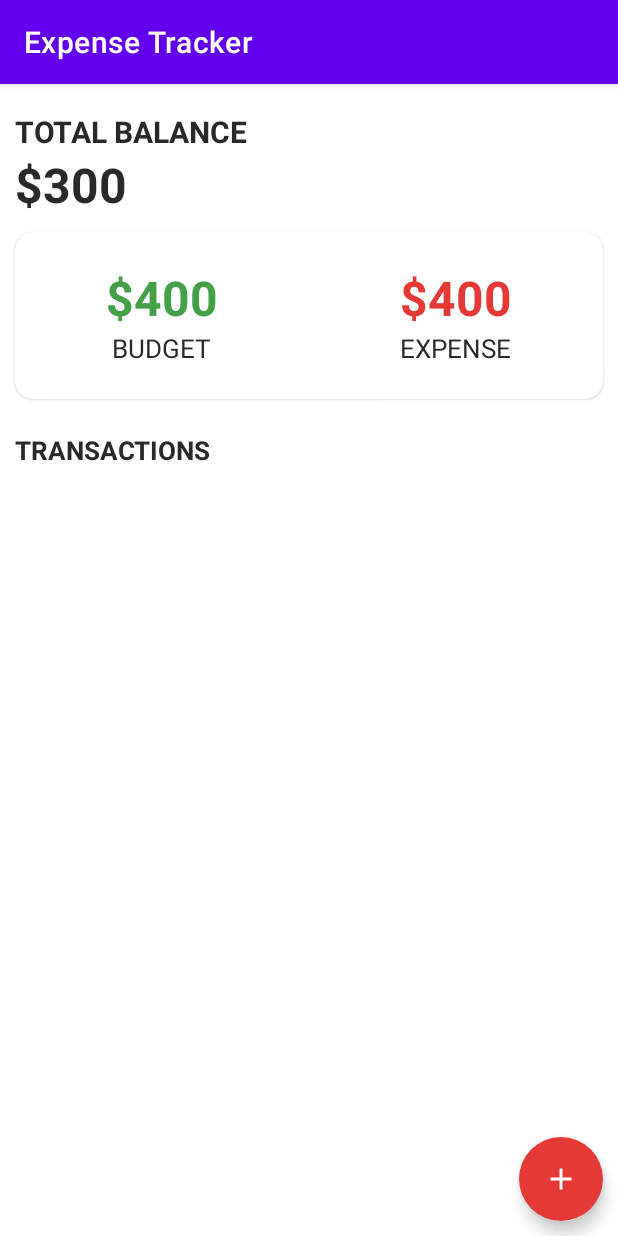
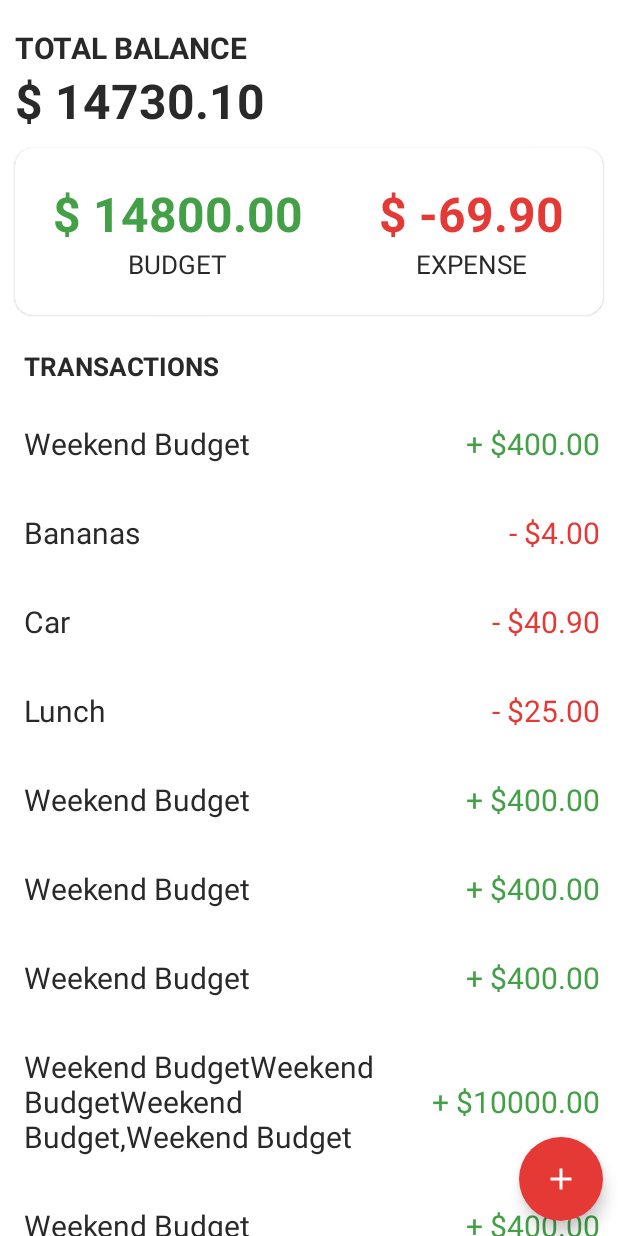
Before and after one commit to SuneelKM/Android_ExpenseTracker, an Android app: the screen it shows after launch (MainActivity), on a phone screen of 412 x 824 dp. Run offline under Robolectric (Android 15) with nearby library versions, the phone set to English and light mode, and no system bars.

Commit message:
Setup the RecyclerView & Adapter

```diff
--- a/app/build.gradle
+++ b/app/build.gradle
@@ -1,6 +1,7 @@
 plugins {
     id 'com.android.application'
     id 'org.jetbrains.kotlin.android'
+    id 'kotlin-android-extensions'
 }
 
 android {
--- a/app/src/main/java/com/example/expensetracker/MainActivity.kt
+++ b/app/src/main/java/com/example/expensetracker/MainActivity.kt
@@ -2,10 +2,49 @@ package com.example.expensetracker
 
 import androidx.appcompat.app.AppCompatActivity
 import android.os.Bundle
+import com.alterpat.budgettracker.TransactionAdapter
+import kotlinx.android.synthetic.main.activity_main.*
 
 class MainActivity : AppCompatActivity() {
+
+    private lateinit var transactions: ArrayList<Transaction>
+    private lateinit var transactionAdapter: TransactionAdapter
+
+
     override fun onCreate(savedInstanceState: Bundle?) {
         super.onCreate(savedInstanceState)
         setContentView(R.layout.activity_main)
+
+        transactions = arrayListOf(
+            Transaction("Weekend Budget", 400.00),
+            Transaction("Bananas", -4.00),
+            Transaction("Car", -40.90),
+            Transaction("Lunch", -25.00),
+            Transaction("Weekend Budget", 400.00),
+            Transaction("Weekend Budget", 400.00),
+            Transaction("Weekend Budget", 400.00),
+            Transaction("Weekend BudgetWeekend BudgetWeekend Budget,Weekend Budget", 10000.00),
+            Transaction("Weekend Budget", 400.00),
+            Transaction("Weekend Budget", 400.00),
+            Transaction("Weekend Budget", 400.00),
+            Transaction("Weekend Budget", 400.00),
+            Transaction("Weekend Budget", 400.00),
+            Transaction("Weekend Budget", 400.00),
+            Transaction("Weekend Budget", 400.00),
+            Transaction("Weekend Budget", 400.00)
+        )
+        transactionAdapter = TransactionAdapter(transactions)
+        recyclerview.adapter = transactionAdapter
+        updateDashboard()
+    }
+
+    private fun updateDashboard(){
+        val totalAmount = transactions.map { it.amount }.sum()
+        val budgetAmount = transactions.filter { it.amount>0 }.map{it.amount}.sum()
+        val expenseAmount = totalAmount - budgetAmount
+
+        balance.text = "$ %.2f".format(totalAmount)
+        budget.text = "$ %.2f".format(budgetAmount)
+        expense.text = "$ %.2f".format(expenseAmount)
     }
 }
--- /dev/null
+++ b/app/src/main/java/com/example/expensetracker/Transaction.kt
@@ -0,0 +1,3 @@
+package com.example.expensetracker
+
+data class Transaction(val label: String, val amount: Double)
--- /dev/null
+++ b/app/src/main/java/com/example/expensetracker/TransactionAdapter.kt
@@ -0,0 +1,48 @@
+package com.alterpat.budgettracker
+
+
+import android.view.LayoutInflater
+import android.view.View
+import android.view.ViewGroup
+import android.widget.TextView
+import androidx.core.content.ContextCompat
+import androidx.recyclerview.widget.RecyclerView
+import com.example.expensetracker.R
+import com.example.expensetracker.Transaction
+import kotlin.math.abs
+
+class TransactionAdapter(private var transactions: ArrayList<Transaction>) :
+    RecyclerView.Adapter<TransactionAdapter.TransactionHolder>() {
+
+    class TransactionHolder(view: View) : RecyclerView.ViewHolder(view) {
+        val label : TextView = view.findViewById(R.id.label)
+        val amount : TextView = view.findViewById(R.id.amount)
+    }
+
+    override fun onCreateViewHolder(parent: ViewGroup, viewType: Int): TransactionHolder {
+        val view = LayoutInflater.from(parent.context).inflate(R.layout.transaction_layout, parent, false)
+        return TransactionHolder(view)
+    }
+
+    override fun onBindViewHolder(holder: TransactionHolder, position: Int) {
+        val transaction = transactions[position]
+        val context = holder.amount.context
+
+        if(transaction.amount >= 0){
+            holder.amount.text = "+ $%.2f".format(transaction.amount)
+            holder.amount.setTextColor(ContextCompat.getColor(context, R.color.green))
+        }else {
+            holder.amount.text = "- $%.2f".format(abs(transaction.amount))
+            holder.amount.setTextColor(ContextCompat.getColor(context, R.color.red))
+        }
+
+        holder.label.text = transaction.label
+
+    }
+
+    override fun getItemCount(): Int {
+        return transactions.size
+    }
+
+
+}
--- a/app/src/main/res/layout/activity_main.xml
+++ b/app/src/main/res/layout/activity_main.xml
@@ -1,12 +1,11 @@
 <?xml version="1.0" encoding="utf-8"?>
-<androidx.coordinatorlayout.widget.CoordinatorLayout
-    android:id="@+id/coordinator"
-    xmlns:android="http://schemas.android.com/apk/res/android"
+<androidx.coordinatorlayout.widget.CoordinatorLayout xmlns:android="http://schemas.android.com/apk/res/android"
     xmlns:app="http://schemas.android.com/apk/res-auto"
     xmlns:tools="http://schemas.android.com/tools"
+    android:id="@+id/coordinator"
     android:layout_width="match_parent"
-    android:layout_height="match_parent"
-    >
+    android:layout_height="match_parent">
+
     <RelativeLayout
 
         android:layout_width="match_parent"
@@ -17,23 +16,25 @@
             android:id="@+id/balance_layout"
             android:layout_width="match_parent"
             android:layout_height="wrap_content"
-            android:orientation="vertical"
             android:layout_marginStart="10dp"
-            android:layout_marginTop="18dp">
+            android:layout_marginTop="18dp"
+            android:orientation="vertical">
+
             <TextView
                 android:layout_width="wrap_content"
                 android:layout_height="wrap_content"
                 android:text="Total Balance"
                 android:textAllCaps="true"
-                android:textStyle="bold"
-                android:textSize="20sp"/>
+                android:textSize="20sp"
+                android:textStyle="bold" />
+
             <TextView
                 android:id="@+id/balance"
                 android:layout_width="wrap_content"
                 android:layout_height="wrap_content"
                 android:text="$300"
                 android:textSize="32sp"
-                android:textStyle="bold"/>
+                android:textStyle="bold" />
         </LinearLayout>
 
         <com.google.android.material.card.MaterialCardView
@@ -41,59 +42,66 @@
             android:layout_width="match_parent"
             android:layout_height="wrap_content"
             android:layout_below="@id/balance_layout"
+            android:layout_marginStart="10dp"
             android:layout_marginTop="10dp"
+            android:layout_marginEnd="10dp"
             android:layout_marginBottom="10dp"
-            android:layout_marginStart="10dp"
-            android:layout_marginEnd="10dp"
             app:cardCornerRadius="12dp">
+
             <LinearLayout
                 android:layout_width="match_parent"
                 android:layout_height="wrap_content"
+                android:layout_marginTop="10dp"
+                android:layout_marginBottom="10dp"
                 android:paddingTop="12dp"
-                android:paddingBottom="12dp"
-                android:layout_marginTop="10dp"
-                android:layout_marginBottom="10dp">
+                android:paddingBottom="12dp">
+
                 <LinearLayout
                     android:layout_width="wrap_content"
                     android:layout_height="wrap_content"
-                    android:orientation="vertical"
                     android:layout_weight="0.5"
-                    android:gravity="center">
+                    android:gravity="center"
+                    android:orientation="vertical">
+
                     <TextView
                         android:id="@+id/budget"
                         android:layout_width="wrap_content"
                         android:layout_height="wrap_content"
                         android:text="$400"
-                        android:textStyle="bold"
+                        android:textColor="@color/green"
                         android:textSize="32sp"
-                        android:textColor="@color/green"/>
+                        android:textStyle="bold" />
+
                     <TextView
                         android:layout_width="wrap_content"
                         android:layout_height="wrap_content"
                         android:text="Budget"
-                        android:textSize="17sp"
-                        android:textAllCaps="true"/>
+                        android:textAllCaps="true"
+                        android:textSize="17sp" />
                 </LinearLayout>
+
                 <LinearLayout
                     android:layout_width="wrap_content"
                     android:layout_height="wrap_content"
-                    android:orientation="vertical"
                     android:layout_weight="0.5"
-                    android:gravity="center">
+                    android:gravity="center"
+                    android:orientation="vertical">
+
                     <TextView
                         android:id="@+id/expense"
                         android:layout_width="wrap_content"
                         android:layout_height="wrap_content"
                         android:text="$400"
-                        android:textStyle="bold"
+                        android:textColor="@color/red"
                         android:textSize="32sp"
-                        android:textColor="@color/red"/>
+                        android:textStyle="bold" />
+
                     <TextView
                         android:layout_width="wrap_content"
                         android:layout_height="wrap_content"
                         android:text="Expense"
-                        android:textSize="17sp"
-                        android:textAllCaps="true"/>
+                        android:textAllCaps="true"
+                        android:textSize="17sp" />
                 </LinearLayout>
             </LinearLayout>
         </com.google.android.material.card.MaterialCardView>
@@ -102,31 +110,34 @@
             android:id="@+id/recyclerview_title"
             android:layout_width="wrap_content"
             android:layout_height="wrap_content"
+            android:layout_below="@id/dashboard"
+            android:layout_marginStart="16dp"
+            android:layout_marginTop="12dp"
             android:text="Transactions"
-            android:textStyle="bold"
+            android:textAllCaps="true"
             android:textSize="17sp"
-            android:textAllCaps="true"
-            android:layout_below="@id/dashboard"
-            android:layout_marginTop="12dp"
-            android:layout_marginStart="10dp" />
+            android:textStyle="bold" />
 
         <androidx.recyclerview.widget.RecyclerView
             android:id="@+id/recyclerview"
             android:layout_width="match_parent"
             android:layout_height="match_parent"
             android:layout_below="@id/recyclerview_title"
-            android:layout_margin="10dp"/>
+            android:layout_marginStart="10dp"
+            android:layout_marginTop="10dp"
+            android:scrollbars="vertical"
+            app:layoutManager="LinearLayoutManager" />
 
         <com.google.android.material.floatingactionbutton.FloatingActionButton
             android:id="@+id/addBtn"
             android:layout_width="wrap_content"
             android:layout_height="wrap_content"
+            android:layout_alignParentEnd="true"
             android:layout_alignParentBottom="true"
-            android:layout_alignParentRight="true"
             android:layout_margin="10dp"
+            android:backgroundTint="@color/red"
             android:src="@drawable/ic_add"
-            android:backgroundTint="@color/red"
-            app:tint="@color/white"
-            app:borderWidth="0dp"/>
+            app:borderWidth="0dp"
+            app:tint="@color/white" />
     </RelativeLayout>
 </androidx.coordinatorlayout.widget.CoordinatorLayout>
--- /dev/null
+++ b/app/src/main/res/layout/transaction_layout.xml
@@ -0,0 +1,29 @@
+<?xml version="1.0" encoding="utf-8"?>
+<LinearLayout
+    xmlns:android="http://schemas.android.com/apk/res/android"
+    android:layout_width="match_parent"
+    android:layout_height="wrap_content"
+    android:layout_marginTop="4dp"
+    android:layout_marginBottom="4dp"
+    android:paddingTop="12dp"
+    android:paddingBottom="12dp"
+    android:gravity="center_vertical"
+    android:clickable="true"
+    android:background="?selectableItemBackground">
+
+    <TextView
+        android:id="@+id/label"
+        android:layout_width="wrap_content"
+        android:layout_height="wrap_content"
+        android:text="Bananas"
+        android:textSize="20sp"
+        android:layout_marginStart="6dp"
+        android:layout_weight="1"/>
+    <TextView
+        android:id="@+id/amount"
+        android:layout_width="wrap_content"
+        android:layout_height="wrap_content"
+        android:textSize="20sp"
+        android:layout_marginEnd="12dp"
+        android:text="$12"/>
+</LinearLayout>
--- a/app/src/main/res/values-night/themes.xml
+++ b/app/src/main/res/values-night/themes.xml
@@ -1,6 +1,6 @@
 <resources xmlns:tools="http://schemas.android.com/tools">
     <!-- Base application theme. -->
-    <style name="Theme.ExpenseTracker" parent="Theme.MaterialComponents.DayNight.DarkActionBar">
+    <style name="Theme.ExpenseTracker" parent="Theme.MaterialComponents.DayNight.NoActionBar">
         <!-- Primary brand color. -->
         <item name="colorPrimary">@color/purple_200</item>
         <item name="colorPrimaryVariant">@color/purple_700</item>
--- a/app/src/main/res/values/themes.xml
+++ b/app/src/main/res/values/themes.xml
@@ -1,6 +1,6 @@
 <resources xmlns:tools="http://schemas.android.com/tools">
     <!-- Base application theme. -->
-    <style name="Theme.ExpenseTracker" parent="Theme.MaterialComponents.DayNight.DarkActionBar">
+    <style name="Theme.ExpenseTracker" parent="Theme.MaterialComponents.DayNight.NoActionBar">
         <!-- Primary brand color. -->
         <item name="colorPrimary">@color/purple_500</item>
         <item name="colorPrimaryVariant">@color/purple_700</item>
--- a/build.gradle
+++ b/build.gradle
@@ -3,6 +3,7 @@ plugins {
     id 'com.android.application' version '7.2.1' apply false
     id 'com.android.library' version '7.2.1' apply false
     id 'org.jetbrains.kotlin.android' version '1.6.21' apply false
+
 }
 
 task clean(type: Delete) {
```
